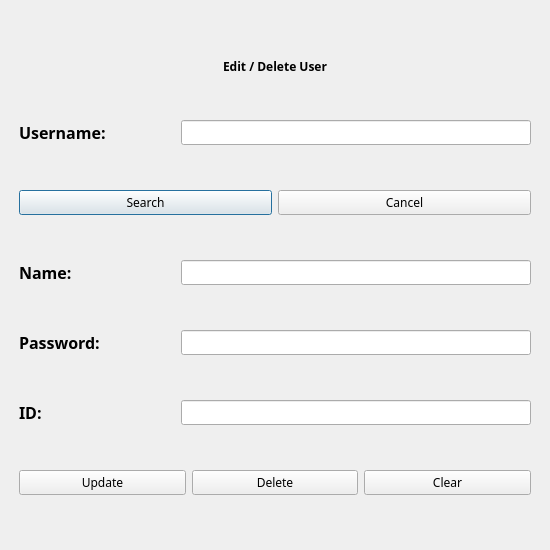
Before: the Qt Designer form UCRS/Forms/eupage.ui in OMarey1/University-Course-Registration-System, drawn with Qt 5.
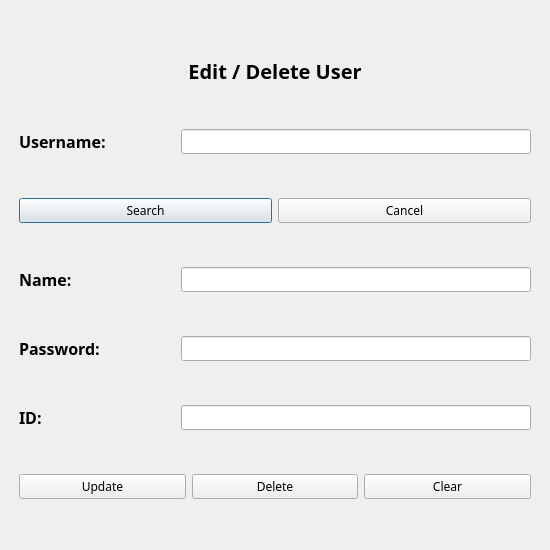
After: the same form once the commit is applied.

Commit message: Updated create course page - Fixed UI problems - Adding Creating course functionality

```diff
--- a/UCRS/Forms/eupage.ui
+++ b/UCRS/Forms/eupage.ui
@@ -31,13 +31,17 @@
    <string>UCRS - Edit/Delete User Page</string>
   </property>
   <property name="styleSheet">
-   <string notr="true">#nameLabel, #usernameLabel, #passwordLabel,#idLabel,#roleLabel{
+   <string notr="true">QLabel{
 	font-size: 16px;
 	font-weight: bold;
 }
 
 QPushButton:disabled, QLineEdit:disabled {
 	    background-color: #222;
+}
+
+#pageTitleLabel {
+		font-size: 20px;
 }</string>
   </property>
   <widget class="QWidget" name="centralWidget" native="true">
@@ -72,7 +76,7 @@
      <widget class="QWidget" name="verticalWidget" native="true">
       <layout class="QVBoxLayout" name="verticalLayout_3">
        <item>
-        <widget class="QLabel" name="pageTitleLable">
+        <widget class="QLabel" name="pageTitleLabel">
          <property name="sizePolicy">
           <sizepolicy hsizetype="Preferred" vsizetype="Fixed">
            <horstretch>0</horstretch>
@@ -82,6 +86,7 @@
          <property name="font">
           <font>
            <family>Century Gothic</family>
+           <pointsize>-1</pointsize>
            <bold>true</bold>
           </font>
          </property>
```
The commit also changes 15 other files.
